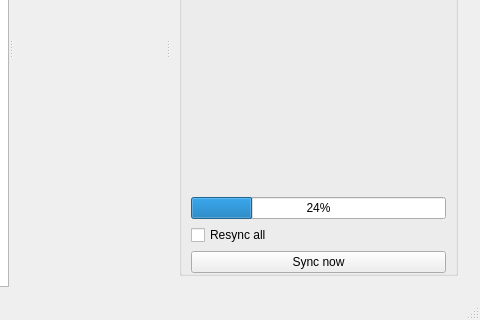
Above: src/openambit/mainwindow.ui from openambitproject/openambit before the change; both pictures show x 392 to 872 and y 222 to 542 of the 872 by 542 pixel window. Below: the same form after it.
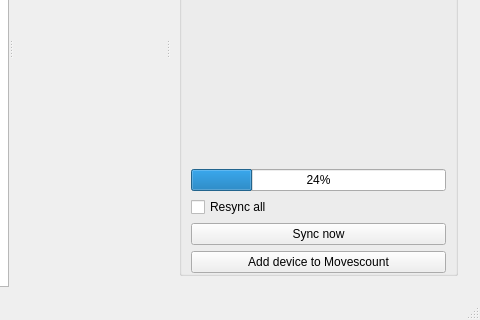
That is the form after the change. Icons and pictures are not drawn. Custom widgets are drawn as their Qt base class.

Commit message: Add support for registering new device to movescount.com

The edit to the form file:
```diff
--- a/src/openambit/mainwindow.ui
+++ b/src/openambit/mainwindow.ui
@@ -319,6 +319,13 @@
              </property>
             </widget>
            </item>
+           <item>
+            <widget class="QPushButton" name="createUserDevice">
+             <property name="text">
+              <string>Add device to Movescount</string>
+             </property>
+            </widget>
+           </item>
           </layout>
          </widget>
         </item>
```
The commit also changes 6 other files.
